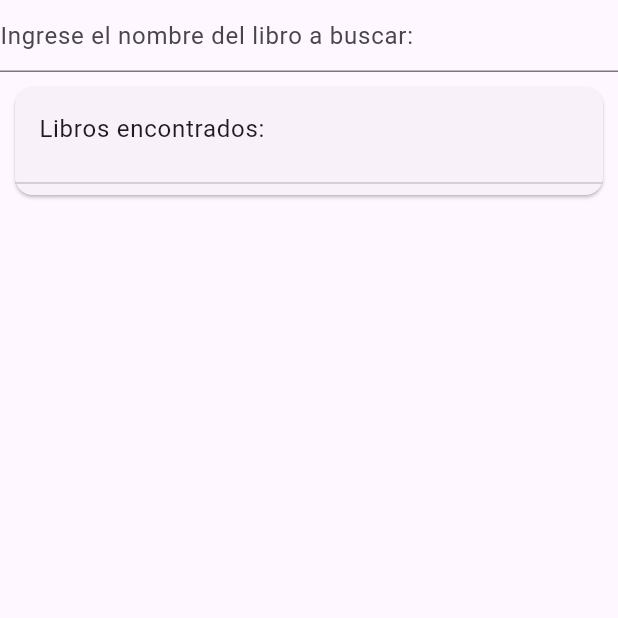
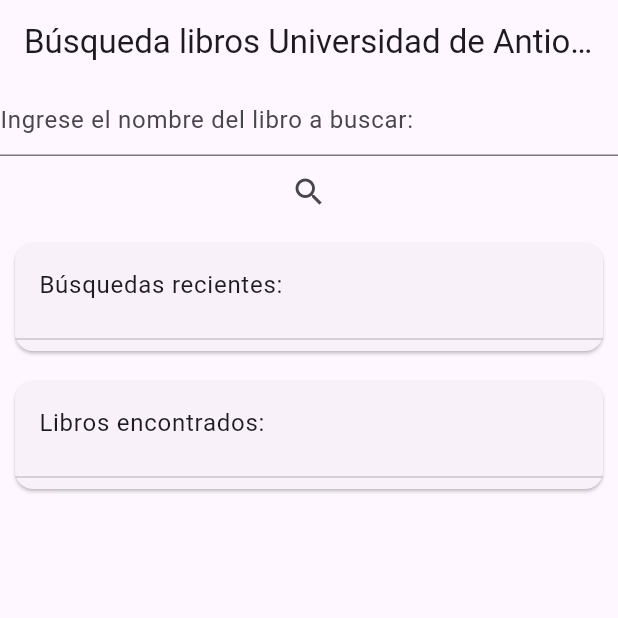
Before and after one commit to emejia160/bancolombiaprueba, a Flutter app: the screen it shows after launch, on a phone screen of 412 x 824 dp, the top half of it. Run offline on Flutter 3.47's test engine with Material 3 defaults, Android fonts, the light colour scheme and no system bars; our stand-ins replace flutter_cache_manager, shared_preferences; network calls fail.

Commit message:
Se añade busquedas recientes en cachè

```diff
--- /dev/null
+++ b/lib/constants/strings.dart
@@ -0,0 +1,9 @@
+
+class Strings {
+  Strings._();
+  static const String searchBookHint = "Ingrese el nombre del libro a buscar:";
+  static const String booksFound = "Libros encontrados: ";
+  static const String apBarText = "Búsqueda libros Universidad de Antioquia";
+
+
+}
--- /dev/null
+++ b/lib/utils/shared_preferences.dart
@@ -0,0 +1,19 @@
+
+import 'package:shared_preferences/shared_preferences.dart';
+class SharedPreferenceUtils {
+
+  static Future<bool> putStringList(String key, List<String> list) async {
+    SharedPreferences prefs = await SharedPreferences.getInstance();
+    return prefs.setStringList(key, list);
+  }
+
+  static Future<List<String>> getStringList(String key) async {
+    SharedPreferences prefs = await SharedPreferences.getInstance();
+    final list = prefs.getStringList(key);
+    if (list != null) {
+      return list;
+    } else {
+      return [];
+    }
+  }
+}
--- a/lib/views/book_detail/book_detail.dart
+++ b/lib/views/book_detail/book_detail.dart
@@ -34,6 +34,9 @@
   @override
   Widget build(BuildContext context) {
    return Scaffold(
+    appBar: AppBar(
+        title: const Text(""),
+      ),
         body: ListView(
       children: <Widget>[
         Image.network(
@@ -72,7 +75,7 @@
                 ),
                 Text(
                   widget._book.authors ?? "",
-                  style: TextStyle(color: const Color.fromARGB(255, 131, 129, 129)),
+                  style: const TextStyle(color: Color.fromARGB(255, 131, 129, 129)),
                 ),
               ],
             ),
--- a/lib/views/books/books_delegate.dart
+++ b/lib/views/books/books_delegate.dart
@@ -2,4 +2,6 @@
 
 abstract class BooksDelegate {
   void onBooksRecieved(List<Book> books);
+  void onLastestSearch(List<String> list);
+  void onSearchSaved(List<String> list);
 }
--- a/lib/views/books/books_view.dart
+++ b/lib/views/books/books_view.dart
@@ -1,3 +1,4 @@
+import 'package:buscador_prueba_bancolombia/constants/strings.dart';
 import 'package:buscador_prueba_bancolombia/model/book.dart';
 import 'package:buscador_prueba_bancolombia/views/book_detail/book_detail.dart';
 import 'package:buscador_prueba_bancolombia/views/books/books_delegate.dart';
@@ -18,11 +19,14 @@
   late BooksPresenter booksPresenter;
   late List<Book> _books;
   bool _isLoading = false;
+  String _searchText = "";
+  List<String> lastestSearch = [];
 
   @override
   void initState() {
     super.initState();
     booksPresenter.loadBooks(1, "");
+    booksPresenter.loadLastestSearch();
     _books = <Book>[];
 
   }
@@ -38,17 +42,55 @@
 
   Widget setupBooksView(BuildContext context) {
       return Scaffold(
+       appBar: AppBar(
+        title: const Text(Strings.apBarText),
+      ),
         body: ListView(
       children: <Widget>[
         TextField(
   onChanged: (text) {
-    booksPresenter.loadBooks(1, text);
+    _searchText = text;
   },
-  decoration: InputDecoration(hintText: 'Ingrese el nombre del libro a buscar:'),
+  decoration: const InputDecoration(hintText: Strings.searchBookHint),
 ),
+   IconButton(
+                  icon: Icon(Icons.search),
+                  onPressed: (){
+                    booksPresenter.loadBooks(1, _searchText);
+                    booksPresenter.saveSearch(_searchText);
+                  }),
+        setupLastestSearchCard(context),
         setupListItemCard(context),
+
       ],
     ));
+  }
+
+  Card setupLastestSearchCard(BuildContext context) {
+ return Card(
+      margin: EdgeInsets.all(10.0),
+      child: Column(
+        children: [
+          const ListTile(
+            title: Text("Búsquedas recientes:"),
+          ),
+          Divider(),
+          ListView.builder(
+            itemCount: lastestSearch.length,
+            shrinkWrap: true,
+            physics: NeverScrollableScrollPhysics(),
+            itemBuilder: (context, index) {
+              final data = lastestSearch[index];
+                      return ListTile(
+                          title: Text(data),
+                          onTap: (){
+                              booksPresenter.loadBooks(1, data);
+                          });
+            },
+          ),
+        ],
+      ),
+    );
   }
 
   Card setupListItemCard(BuildContext context) {
@@ -56,8 +98,8 @@
       margin: EdgeInsets.all(10.0),
       child: Column(
         children: [
-          ListTile(
-            title: Text('Libros encontrados: '),
+          const ListTile(
+            title: Text(Strings.booksFound),
           ),
           Divider(),
           ListView.builder(
@@ -88,8 +130,29 @@
   @override
   void onBooksRecieved(List<Book> books) {
       _books.clear();
-       if (books.length > 0) {
+       if (books.isNotEmpty) {
         _books.addAll(books);
+       }
+       setState(() {
+        _isLoading = false;
+       });
+  }
+
+  @override
+  void onLastestSearch(List<String> list) {
+     if (list.isNotEmpty) {
+        lastestSearch.addAll(list);
+       }
+       setState(() {
+        _isLoading = false;
+       });
+  }
+
+  @override
+  void onSearchSaved(List<String> list) {
+    lastestSearch.clear();
+     if (list.isNotEmpty) {
+        lastestSearch.addAll(list);
        }
        setState(() {
         _isLoading = false;
--- a/pubspec.yaml
+++ b/pubspec.yaml
@@ -37,6 +37,8 @@
   # The following adds the Cupertino Icons font to your application.
   # Use with the CupertinoIcons class for iOS style icons.
   cupertino_icons: ^1.0.6
+  flutter_cache_manager: ^3.3.1
+  shared_preferences: ^2.2.2
 
 dev_dependencies:
   flutter_test:
```
Also changed, not shown: lib/service/network_service.dart (+4 -7 lines), lib/views/books/books_presenter.dart (+33 -1 lines), pubspec.lock, 8 other files.
